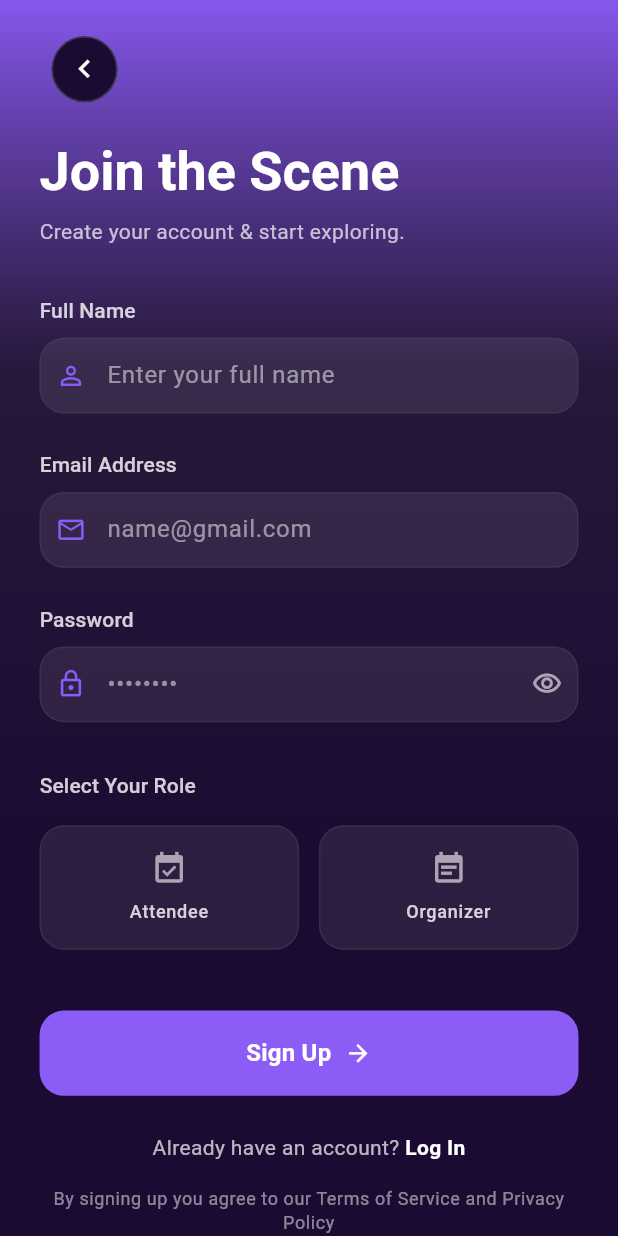
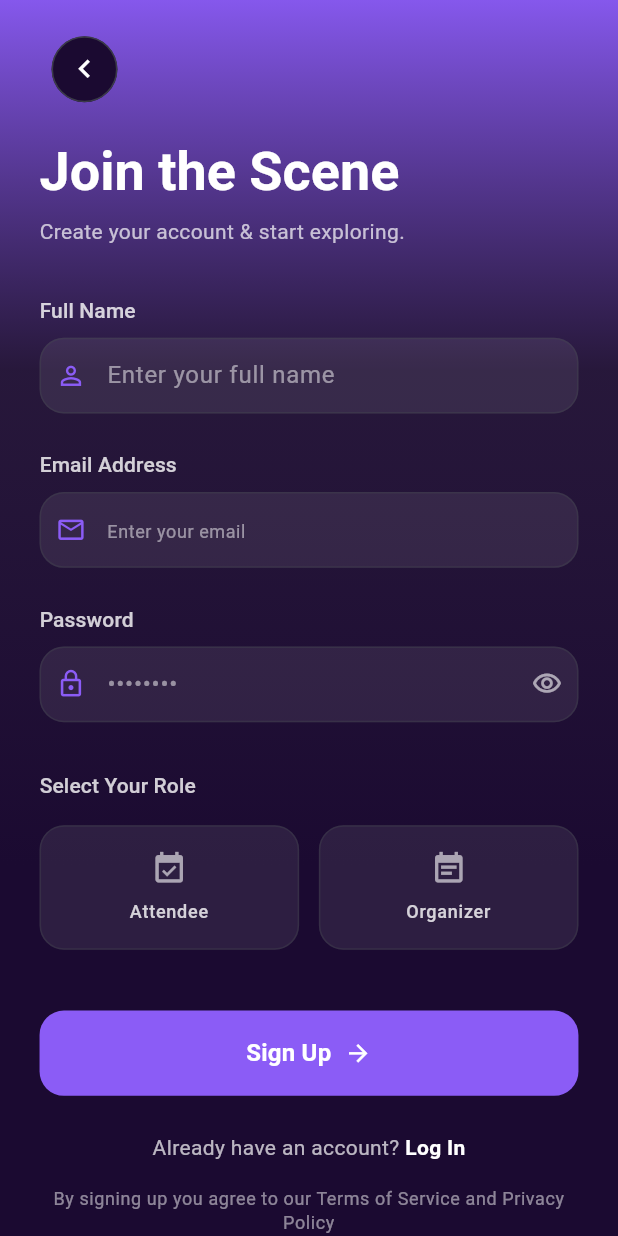
Before and after one commit to sintayehu-dev/eventHub, a Flutter app: the screen it shows after launch, after a tap on "Skip", after a tap on "Create Account", on a phone screen of 412 x 824 dp. Run offline on Flutter 3.47's test engine with Material 3 defaults, Android fonts, the light colour scheme and no system bars; our stand-ins replace bloc, cloud_firestore, connectivity_plus, dartz, device_info_plus, dio and 18 more; missing offline and left inert: cloudinary, mobile_scanner; accounts and stored records are empty.

Commit message:
style(auth): improve email input hints and text styling consistency
- Update email hint text from domain-specific examples to generic 'Enter your email'
- Change hint text style from bodyLarge to bodySmall for better visual hierarchy
- Fix indentation inconsistencies in sign_in_screen.dart email input field
- Fix indentation inconsistencies in sign_up_screen.dart email input field
- Standardize email input field styling across authentication screens

```diff
--- a/lib/features/auth/presentation/pages/sign_in/sign_in_screen.dart
+++ b/lib/features/auth/presentation/pages/sign_in/sign_in_screen.dart
@@ -172,9 +172,9 @@ class _SignInScreenState extends State<SignInScreen> {
                                 color: colorScheme.onSurface,
                               ),
                               decoration: InputDecoration(
-                                hintText: 'name@company.com',
+                                  hintText: 'Enter your email',
                                   hintStyle:
-                                      darkTheme.textTheme.bodyLarge?.copyWith(
+                                      darkTheme.textTheme.bodySmall?.copyWith(
                                   color: colorScheme.onSurface
                                       .withValues(alpha: 0.5),
                                 ),
--- a/lib/features/auth/presentation/pages/sign_up/sign_up_screen.dart
+++ b/lib/features/auth/presentation/pages/sign_up/sign_up_screen.dart
@@ -207,9 +207,9 @@ class _SignUpScreenState extends State<SignUpScreen> {
                                   color: colorScheme.onSurface,
                                 ),
                                 decoration: InputDecoration(
-                                  hintText: 'name@gmail.com',
+                              hintText: 'Enter your email',
                                   hintStyle:
-                                        darkTheme.textTheme.bodyLarge?.copyWith(
+                                  darkTheme.textTheme.bodySmall?.copyWith(
                                     color: colorScheme.onSurface
                                         .withValues(alpha: 0.5),
                                   ),
```
